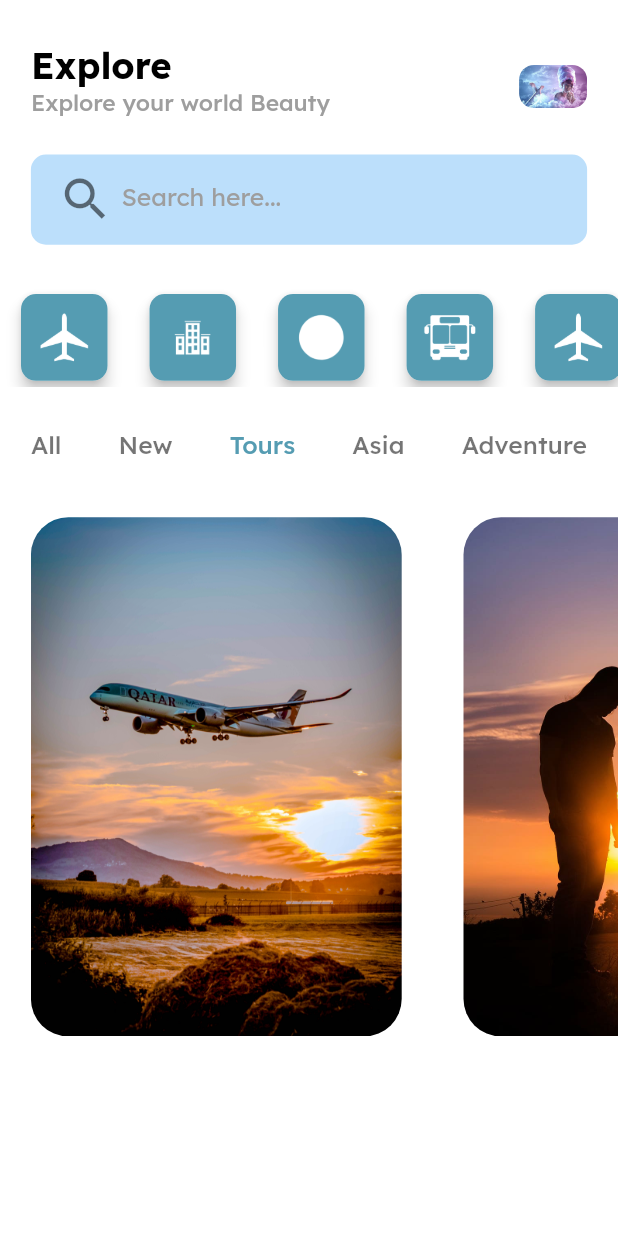
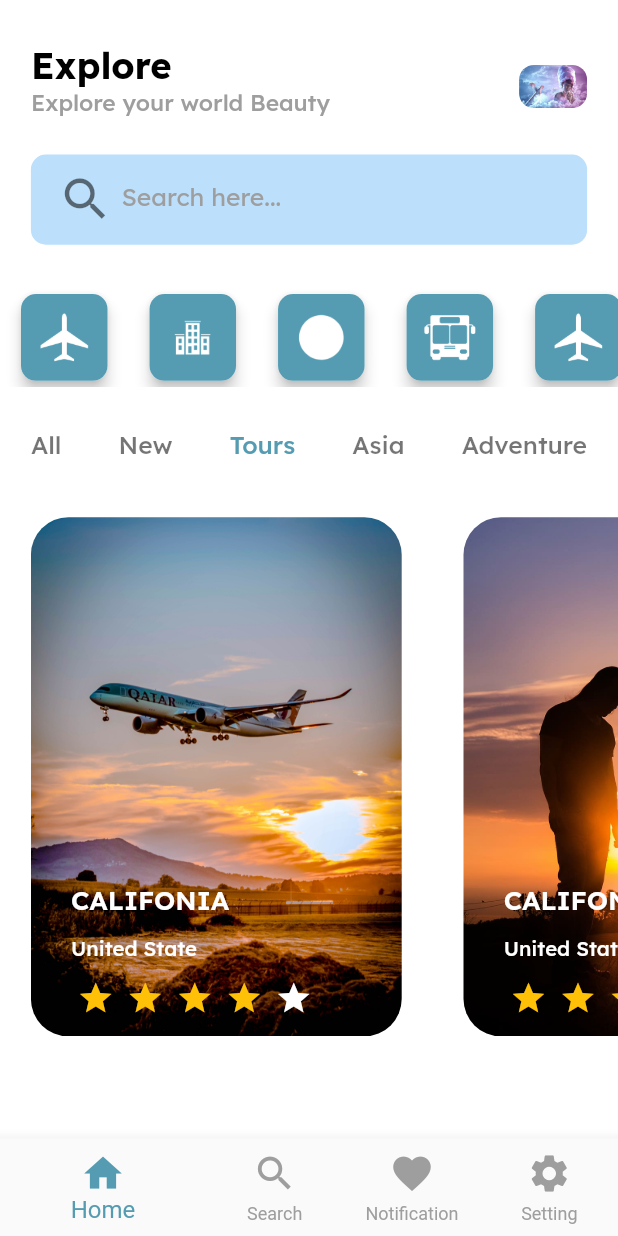
Before and after one commit to hello-favour/travel-app-ui, a Flutter app: the HomeScreen screen opened directly, on a phone screen of 412 x 824 dp. Run offline on Flutter 3.47's test engine with Material 2 defaults, Android fonts, the phone set to English and light mode, and no system bars; drawn by our look-alikes of flutter_rating_bar; our stand-ins replace google_fonts.

Commit message:
build home screen

```diff
--- a/lib/components/app_text.dart
+++ b/lib/components/app_text.dart
@@ -1,4 +1,5 @@
 import 'package:flutter/material.dart';
+import 'package:google_fonts/google_fonts.dart';
 
 class AppText extends StatelessWidget {
   final String text;
--- a/lib/screens/home_screen.dart
+++ b/lib/screens/home_screen.dart
@@ -1,9 +1,10 @@
-import 'package:flutter/material.dart';
 import 'package:google_fonts/google_fonts.dart';
 import 'package:travel_app_ui/constants/icons_path.dart';
 import 'package:travel_app_ui/constants/image_path.dart';
 import 'package:travel_app_ui/themes/app_colors.dart';
 import 'package:travel_app_ui/themes/card_padding.dart';
+import 'package:flutter/material.dart';
+import 'package:flutter_rating_bar/flutter_rating_bar.dart';
 
 class HomeScreen extends StatefulWidget {
   const HomeScreen({super.key});
@@ -40,7 +41,8 @@ class _HomeScreenState extends State<HomeScreen> {
     return SafeArea(
       child: Scaffold(
         resizeToAvoidBottomInset: false,
-        body: Container(
+        body: SingleChildScrollView(
+          child: Container(
             height: height,
             width: width,
             color: AppColors.appWhite,
@@ -235,14 +237,88 @@ class _HomeScreenState extends State<HomeScreen> {
                                 ),
                               ),
                             ),
+                            child: Stack(
+                              children: [
+                                Align(
+                                  alignment: Alignment.bottomCenter,
+                                  child: SizedBox(
+                                    height: height * 0.14,
+                                    width: width * 0.47,
+                                    child: Column(
+                                      mainAxisAlignment:
+                                          MainAxisAlignment.spaceEvenly,
+                                      crossAxisAlignment:
+                                          CrossAxisAlignment.start,
+                                      children: [
+                                        Text(
+                                          "CALIFONIA",
+                                          style: GoogleFonts.lexend(
+                                            fontSize: width * 0.043,
+                                            fontWeight: FontWeight.w600,
+                                            color: AppColors.appWhite,
+                                          ),
+                                        ),
+                                        Text(
+                                          "United State",
+                                          style: GoogleFonts.lexend(
+                                            fontSize: width * 0.033,
+                                            fontWeight: FontWeight.w500,
+                                            color: AppColors.appWhite,
+                                          ),
+                                        ),
+                                        RatingBar.builder(
+                                          initialRating: 4,
+                                          minRating: 1,
+                                          direction: Axis.horizontal,
+                                          allowHalfRating: true,
+                                          itemCount: 5,
+                                          itemSize: 25,
+                                          unratedColor: AppColors.appWhite,
+                                          itemPadding:
+                                              const EdgeInsets.symmetric(
+                                                  horizontal: 4.0),
+                                          itemBuilder: (context, _) =>
+                                              const Icon(
+                                            Icons.star,
+                                            color: Colors.amber,
+                                          ),
+                                          onRatingUpdate: (rating) {
+                                            print(rating);
+                                          },
+                                        ),
+                                      ],
+                                    ),
+                                  ),
+                                ),
+                                SizedBox(width: width * 0.05),
+                              ],
+                            ),
                           ),
                         ),
                       );
                     },
                   ),
-              )
+                ),
+                SizedBox(height: height * 0.035),
               ],
             ),
+          ),
+        ),
+        bottomNavigationBar: BottomNavigationBar(
+          unselectedItemColor: Colors.grey,
+          selectedItemColor: AppColors.primaryColors,
+          iconSize: 30,
+          showSelectedLabels: true,
+          showUnselectedLabels: true,
+          selectedFontSize: 16,
+          items: const [
+            BottomNavigationBarItem(icon: Icon(Icons.home), label: "Home"),
+            BottomNavigationBarItem(icon: Icon(Icons.search), label: "Search"),
+            BottomNavigationBarItem(
+                icon: Icon(Icons.favorite), label: "Notification"),
+            BottomNavigationBarItem(
+                icon: Icon(Icons.settings), label: "Setting"),
+          ],
         ),
       ),
     );
--- a/pubspec.yaml
+++ b/pubspec.yaml
@@ -37,6 +37,7 @@ dependencies:
   # Use with the CupertinoIcons class for iOS style icons.
   cupertino_icons: ^1.0.2
   google_fonts:
+  flutter_rating_bar:
 
 dev_dependencies:
   flutter_test:
```
Also changed, not shown: pubspec.lock. Lines whose indentation alone changed are shown as unchanged.
